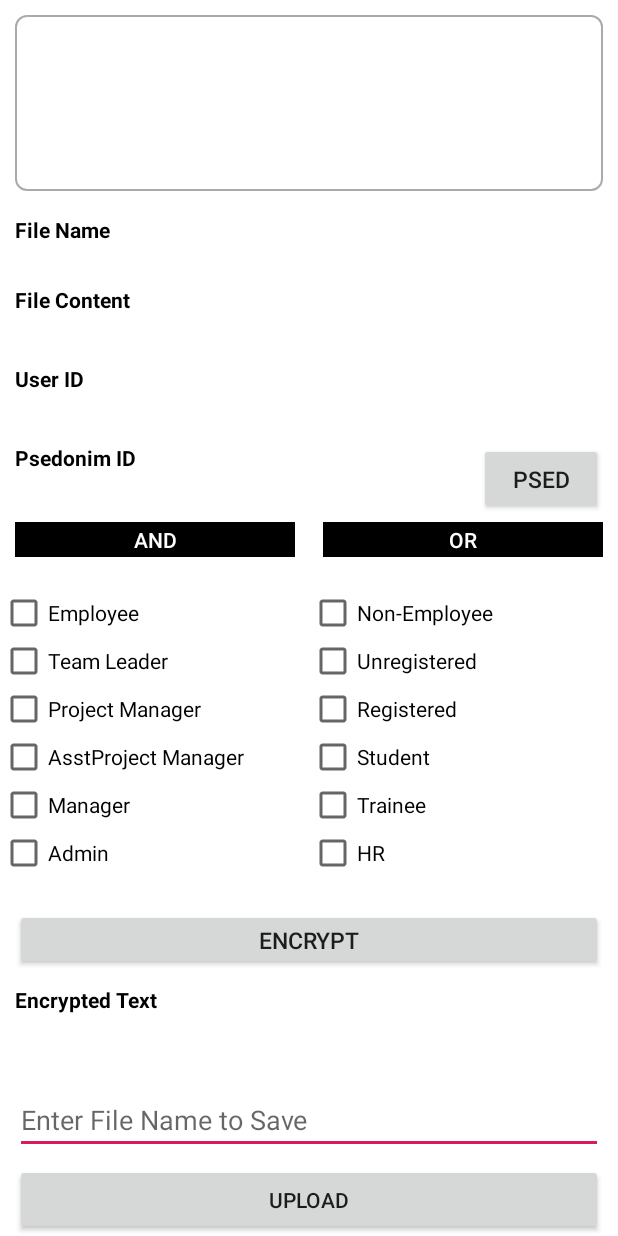
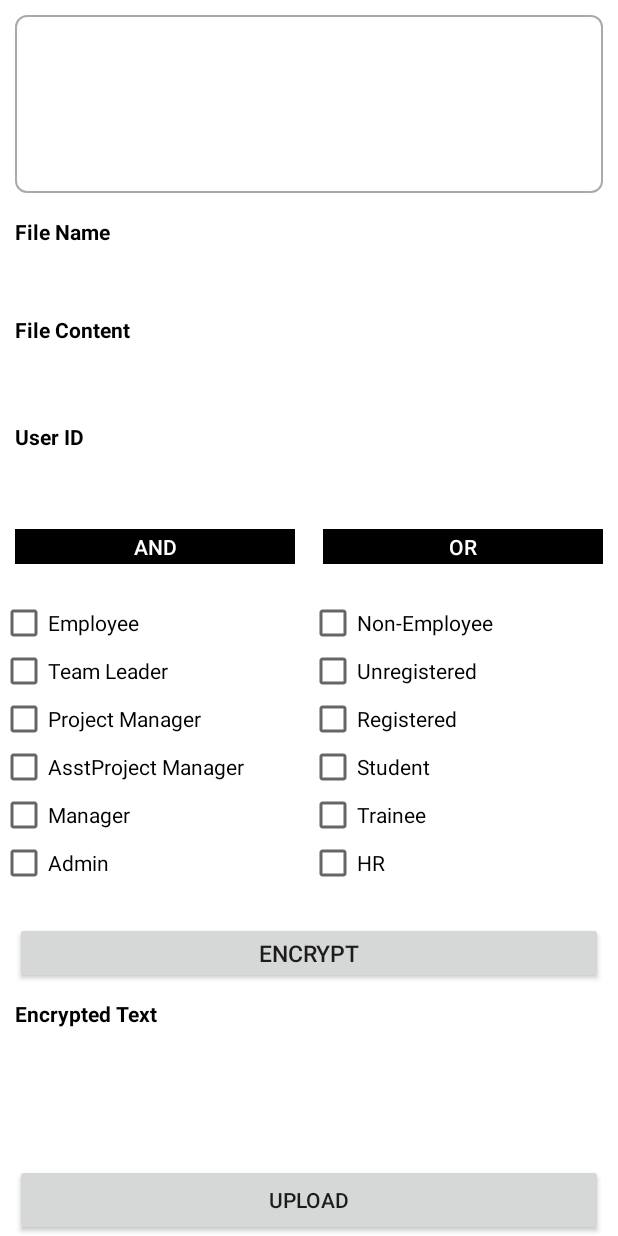
Before and after one commit to ggj0418/OpenSourceProject, an Android app: the FileUploadActivity screen opened directly, with no data from a screen before it, on a phone screen of 412 x 824 dp. Run offline under Robolectric (Android 15) with nearby library versions, the phone set to English and light mode, and no system bars; 2 statements that could not run were skipped.

Commit message:
add uploading file utility

```diff
--- a/app/src/main/java/com/example/opensourceproject/APIInterface.java
+++ b/app/src/main/java/com/example/opensourceproject/APIInterface.java
@@ -20,4 +20,8 @@ public interface APIInterface {
     @Headers("Content-Type: application/json")
     @POST("opensource/register")
     Call<ResponseBody> registerUser(@Body HashMap<String, String> body);
+
+    @Headers("Content-Type: application/json")
+    @POST("opensource/upload")
+    Call<ResponseBody> uploadFile(@Body HashMap<String, String> body);
 }
--- a/app/src/main/java/com/example/opensourceproject/MyAdapter.java
+++ b/app/src/main/java/com/example/opensourceproject/FileAdapter.java
@@ -9,13 +9,13 @@ import android.widget.TextView;
 
 import java.util.ArrayList;
 
-public class MyAdapter extends BaseAdapter {
+public class FileAdapter extends BaseAdapter {
 
     Context mContext = null;
     LayoutInflater mLayoutInflater = null;
     ArrayList<File> fileArrayList = new ArrayList<File>();
 
-    public MyAdapter(Context context, ArrayList<File> data) {
+    public FileAdapter(Context context, ArrayList<File> data) {
         mContext = context;
         fileArrayList = data;
         mLayoutInflater = LayoutInflater.from(mContext);
--- a/app/src/main/java/com/example/opensourceproject/FileUploadActivity.java
+++ b/app/src/main/java/com/example/opensourceproject/FileUploadActivity.java
@@ -3,7 +3,6 @@ package com.example.opensourceproject;
 import androidx.appcompat.app.AppCompatActivity;
 
 import android.content.Intent;
-import android.graphics.Paint;
 import android.os.Bundle;
 import android.view.View;
 import android.view.WindowManager;
@@ -17,24 +16,25 @@ import android.widget.Toast;
 import java.io.BufferedReader;
 import java.io.FileReader;
 import java.io.IOException;
-import java.io.UnsupportedEncodingException;
-import java.security.InvalidKeyException;
-import java.security.NoSuchAlgorithmException;
 import java.util.ArrayList;
+import java.util.HashMap;
 
-import javax.crypto.BadPaddingException;
-import javax.crypto.IllegalBlockSizeException;
-import javax.crypto.NoSuchPaddingException;
+import okhttp3.ResponseBody;
+import retrofit2.Call;
+import retrofit2.Callback;
+import retrofit2.Response;
 
 public class FileUploadActivity extends AppCompatActivity {
 
-    private TextView toUploadText, fileNameText, userIdText, psedonimIdText, contentText, objectText;
-    private Button psedonimButton, encryptButton, uploadButton;
+    private APIInterface apiInterface;
+
+    private TextView toUploadText, fileNameText, userIdText, contentText, objectText;
+    private Button encryptButton, uploadButton;
     private CheckBox checkBox1, checkBox2, checkBox3, checkBox4, checkBox5, checkBox6;
     private CheckBox checkBox7, checkBox8, checkBox9, checkBox10, checkBox11, checkBox12;
 
     private ListView listView;
-    private MyAdapter myAdapter;
+    private FileAdapter fileAdapter;
 
     private java.io.File internalDir;
 
@@ -53,27 +53,29 @@ public class FileUploadActivity extends AppCompatActivity {
         setContentView(R.layout.activity_file_upload);
 
         Intent fromMainIntent = getIntent();
-        final String userID = fromMainIntent.getExtras().getString("userID");
+        final String userID = fromMainIntent.getExtras().getString("loginID");
+        final String remarks = fromMainIntent.getExtras().getString("remarks");
+
+        apiInterface = APIClient.getClient().create(APIInterface.class);
 
         internalDir = new java.io.File(getFilesDir().toString());
 
         fileNameText = (TextView) findViewById(R.id.browse_file_name);
         contentText = (TextView) findViewById(R.id.browse_file_content);
         userIdText = (TextView) findViewById(R.id.browse_user_id);
-        psedonimIdText = (TextView) findViewById(R.id.browse_psedonim_id);
         objectText = (TextView) findViewById(R.id.objectText);
 
         listView = (ListView) findViewById(R.id.fileListView);
-        myAdapter = new MyAdapter(this, fileDataList);
-        listView.setAdapter(myAdapter);
+        fileAdapter = new FileAdapter(this, fileDataList);
+        listView.setAdapter(fileAdapter);
 
         listView.setOnItemClickListener(new AdapterView.OnItemClickListener() {
             @Override
             public void onItemClick(AdapterView adapterView, View view, int i, long l) {
-                fileNameText.setText(myAdapter.getItem(i).getFileName());
+                fileNameText.setText(fileAdapter.getItem(i).getFileName());
                 userIdText.setText(userID);
 
-                java.io.File readFile = new java.io.File(internalDir, myAdapter.getItem(i).getFileName());
+                java.io.File readFile = new java.io.File(internalDir, fileAdapter.getItem(i).getFileName());
 
                 try {
                     FileReader reader = new FileReader(readFile);
@@ -105,14 +107,6 @@ public class FileUploadActivity extends AppCompatActivity {
         checkBox11 = (CheckBox) findViewById(R.id.checkbox11);
         checkBox12 = (CheckBox) findViewById(R.id.checkbox12);
 
-        psedonimButton = (Button) findViewById(R.id.browse_psedonim_button);
-        psedonimButton.setOnClickListener(new View.OnClickListener() {
-            @Override
-            public void onClick(View view) {
-                String forPsedId = userIdText.getText().toString();
-                psedonimIdText.setText(Encryption.mask(forPsedId, 6));
-            }
-        });
         encryptButton = (Button) findViewById(R.id.encryptButton);
         encryptButton.setOnClickListener(new View.OnClickListener() {
             @Override
@@ -145,7 +139,7 @@ public class FileUploadActivity extends AppCompatActivity {
         uploadButton.setOnClickListener(new View.OnClickListener() {
             @Override
             public void onClick(View view) {
-
+                makeBodyCall(userID, objectText.getText().toString(), andRemarks, orRemarks);
             }
         });
     }
@@ -165,7 +159,7 @@ public class FileUploadActivity extends AppCompatActivity {
             fileDataList.add(new com.example.opensourceproject.File(f.getName(), f.getPath()));
         }
 
-        myAdapter.notifyDataSetChanged();
+        fileAdapter.notifyDataSetChanged();
     }
 
     private void andCheckBoxBuilder(CheckBox cb) {
@@ -191,4 +185,39 @@ public class FileUploadActivity extends AppCompatActivity {
             }
         }
     }
+
+    private void makeBodyCall(String userID, String content, String and, String or) {
+        HashMap<String, String> body = new HashMap<>();
+
+        body.put("ID", userID);
+        body.put("Content", content);
+        body.put("AND", and);
+        body.put("OR", or);
+
+        Call<ResponseBody> uploadCall = apiInterface.uploadFile(body);
+        uploadCall.enqueue(new Callback<ResponseBody>() {
+            @Override
+            public void onResponse(Call<ResponseBody> call, Response<ResponseBody> response) {
+                try {
+                    String result = response.body().string();
+
+                    if(result.equals("SUCCESS")) {
+                        Toast.makeText(getApplicationContext(), "Success to upload", Toast.LENGTH_SHORT).show();
+                        Intent tobrowseIntent = new Intent(FileUploadActivity.this, FileBrowseActivity.class);
+                        startActivity(tobrowseIntent);
+                        finish();
+                    } else {
+                        Toast.makeText(getApplicationContext(), "Success to upload", Toast.LENGTH_SHORT).show();
+                    }
+                } catch (Exception e) {
+                    e.printStackTrace();
+                }
+            }
+
+            @Override
+            public void onFailure(Call<ResponseBody> call, Throwable t) {
+                Toast.makeText(getApplicationContext(), t.toString(), Toast.LENGTH_LONG).show();
+            }
+        });
+    }
 }
--- a/app/src/main/res/layout/activity_file_upload.xml
+++ b/app/src/main/res/layout/activity_file_upload.xml
@@ -122,43 +122,6 @@
                 android:layout_weight="15"
                 android:paddingStart="10dp"
                 android:textSize="20dp" />
-
-        </LinearLayout>
-
-        <LinearLayout
-            android:layout_width="match_parent"
-            android:layout_height="0dp"
-            android:layout_marginStart="10dp"
-            android:layout_marginEnd="10dp"
-            android:layout_weight="1"
-            android:gravity="top"
-            android:orientation="horizontal">
-
-            <TextView
-                android:layout_width="0dp"
-                android:layout_height="wrap_content"
-                android:layout_gravity="fill"
-                android:layout_weight="4"
-                android:text="Psedonim ID"
-                android:textColor="#000000"
-                android:textStyle="bold" />
-
-            <TextView
-                android:id="@+id/browse_psedonim_id"
-                android:layout_width="0dp"
-                android:layout_height="wrap_content"
-                android:layout_gravity="fill"
-                android:layout_weight="11"
-                android:paddingStart="10dp"
-                android:textSize="20dp" />
-
-            <Button
-                android:id="@+id/browse_psedonim_button"
-                android:layout_width="0dp"
-                android:layout_height="wrap_content"
-                android:layout_weight="4"
-                android:text="Psed"
-                android:textSize="15dp" />
 
         </LinearLayout>
 
@@ -311,12 +274,13 @@
         android:layout_height="0dp"
         android:layout_marginStart="10dp"
         android:layout_marginEnd="10dp"
-        android:layout_weight="0.6"
+        android:layout_weight="1"
         android:orientation="vertical">
 
         <TextView
             android:layout_width="match_parent"
-            android:layout_height="wrap_content"
+            android:layout_height="0dp"
+            android:layout_weight="1"
             android:layout_marginTop="10dp"
             android:text="Encrypted Text"
             android:textColor="#000000"
@@ -325,27 +289,9 @@
         <TextView
             android:id="@+id/objectText"
             android:layout_width="match_parent"
-            android:layout_height="wrap_content"
-            android:layout_marginTop="10dp"
+            android:layout_height="0dp"
+            android:layout_weight="3"
             android:textSize="20dp" />
-
-    </LinearLayout>
-
-    <LinearLayout
-        android:layout_width="match_parent"
-        android:layout_height="0dp"
-        android:layout_marginStart="10dp"
-        android:layout_marginEnd="10dp"
-        android:layout_weight="0.5"
-        android:gravity="center"
-        android:orientation="horizontal">
-
-        <EditText
-            android:layout_width="0dp"
-            android:layout_height="wrap_content"
-            android:layout_weight="1"
-            android:id="@+id/fileNameText"
-            android:hint="Enter File Name to Save" />
 
     </LinearLayout>
 
```
Also changed, not shown: app/src/main/java/com/example/opensourceproject/MainActivity.java (+20 -8 lines).
